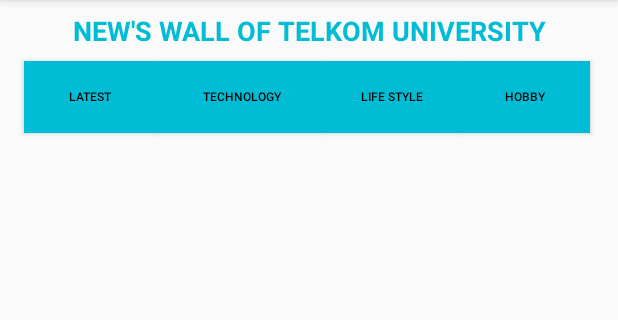
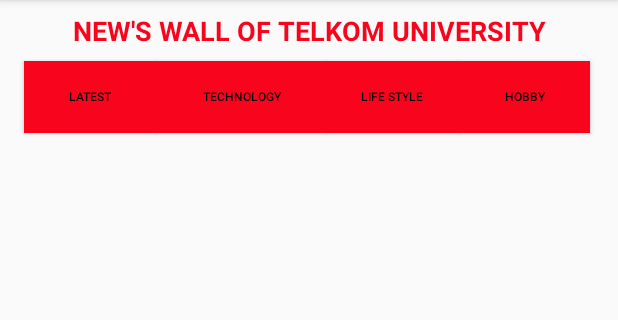
Before and after one commit to noparticularskill/RPL, an Android app: the NewsWall screen opened directly, with no data from a screen before it, on a phone screen of 412 x 824 dp, the part 84-404 px from its top. Run offline under Robolectric (Android 15) with nearby library versions, the light colour scheme and no system bars.

Commit message:
Benerin layout detail news

```diff
--- a/app/src/main/res/layout/activity_news_wall.xml
+++ b/app/src/main/res/layout/activity_news_wall.xml
@@ -14,7 +14,7 @@
         android:layout_marginTop="8dp"
         android:layout_marginEnd="8dp"
         android:text="NEW'S WALL OF TELKOM UNIVERSITY"
-        android:textColor="#00BCD4"
+        android:textColor="@color/colorAccent"
         android:textSize="18sp"
         android:textStyle="bold"
         app:layout_constraintEnd_toEndOf="parent"
@@ -27,7 +27,7 @@
         android:layout_height="wrap_content"
         android:layout_marginStart="16dp"
         android:layout_marginTop="8dp"
-        android:background="#00BCD4"
+        android:background="@color/colorAccent"
         android:text="Latest"
         android:textColor="@color/colorPrimary"
         android:textSize="8sp"
@@ -38,7 +38,7 @@
         android:id="@+id/btnTech"
         android:layout_width="113dp"
         android:layout_height="48dp"
-        android:background="#00BCD4"
+        android:background="@color/colorAccent"
         android:text="Technology"
         android:textColor="@color/colorPrimary"
         android:textSize="8sp"
@@ -49,7 +49,7 @@
         android:id="@+id/btnLifeStyle"
         android:layout_width="wrap_content"
         android:layout_height="wrap_content"
-        android:background="#00BCD4"
+        android:background="@color/colorAccent"
         android:text="Life Style"
         android:textColor="@color/colorPrimary"
         android:textSize="8sp"
@@ -61,7 +61,7 @@
         android:layout_width="wrap_content"
         android:layout_height="wrap_content"
         android:layout_marginEnd="8dp"
-        android:background="#00BCD4"
+        android:background="@color/colorAccent"
         android:text="Hobby"
         android:textColor="@color/colorPrimary"
         android:textSize="8sp"
```
Also changed, not shown: app/src/main/res/layout/activity_detail_news.xml (+22 -6 lines).
